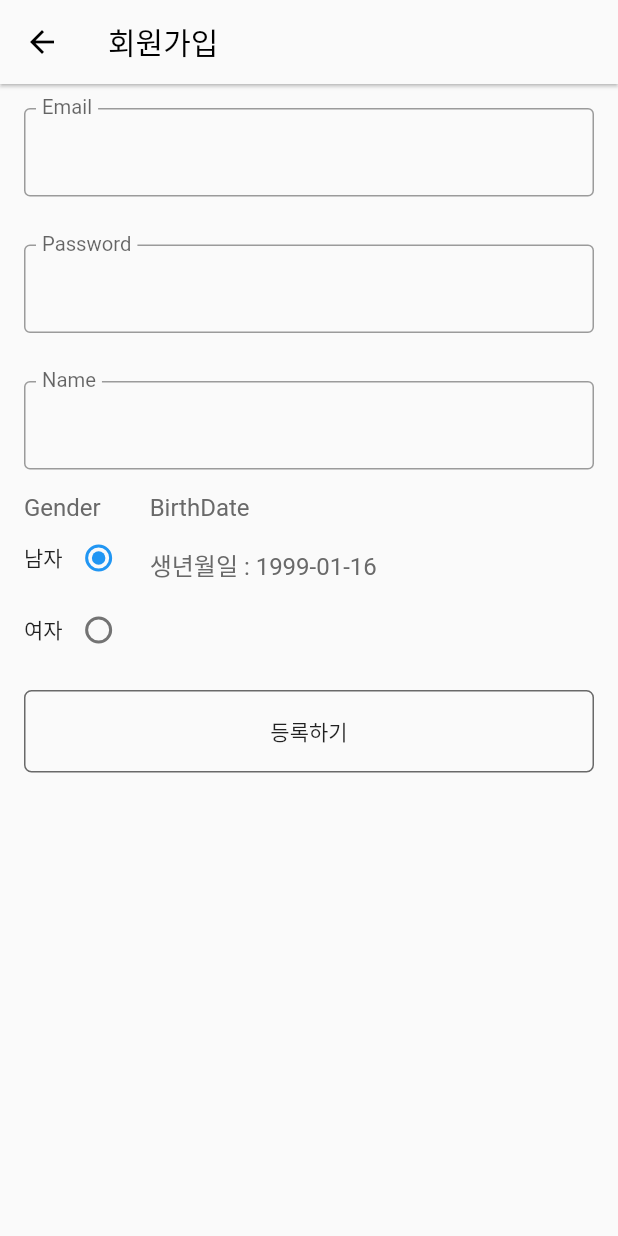
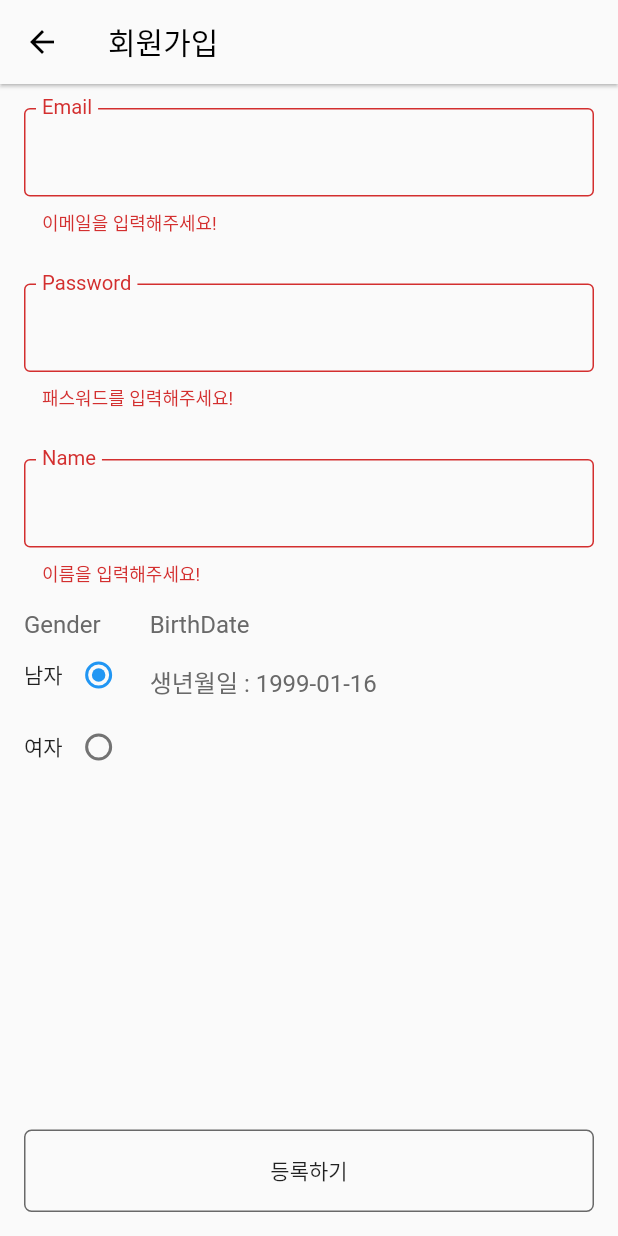
Before and after one commit to yunjunghun0116/DatabaseTP, a Flutter app: the RegisterScreen screen opened directly, after a tap on "등록하기", on a phone screen of 412 x 824 dp. Run offline on Flutter 3.47's test engine with Material 2 defaults, Android fonts, the light colour scheme and no system bars; our stand-ins replace cloud_firestore, file_picker, firebase_core, firebase_storage, flutter_datetime_picker, get and 1 more; accounts and stored records are empty.

Commit message:
register User and value check

```diff
--- a/movie_cnu_mobile/lib/screens/register_screen.dart
+++ b/movie_cnu_mobile/lib/screens/register_screen.dart
@@ -2,6 +2,8 @@ import 'package:flutter/material.dart';
 import 'package:flutter/scheduler.dart';
 import 'package:flutter_datetime_picker/flutter_datetime_picker.dart';
 import 'package:movie_cnu_mobile/constants.dart';
+import 'package:movie_cnu_mobile/controllers/user_controller.dart';
+import 'package:movie_cnu_mobile/screens/main_screen.dart';
 import 'package:movie_cnu_mobile/widgets/custom_text_form_field.dart';
 import 'package:uuid/uuid.dart';
 
@@ -13,18 +15,35 @@ class RegisterScreen extends StatefulWidget {
 }
 
 class _RegisterScreenState extends State<RegisterScreen> {
+  final formKey = GlobalKey<FormState>();
+
   String gender = '남자';
   DateTime birthDate = DateTime.parse('1999-01-16');
-  late String userId;
+  String userId = const Uuid().v4();
+  String email = '';
+  String password = '';
+  String name = '';
 
-  @override
-  void initState() {
-    super.initState();
-    userId = const Uuid().v4();
+  void registerUser() async {
+    if (formKey.currentState!.validate()) {
+      formKey.currentState!.save();
+      Map<String, dynamic> userInfo = {
+        'id': userId,
+        'email': email,
+        'password': password,
+        'name': name,
+        'gender': gender,
+        'birthDate': birthDate.toString(),
+      };
+      final navigator = Navigator.of(context);
+      bool registerSuccess =
+          await UserController.to.registerUser(userId, userInfo);
+      if (registerSuccess) {
+        navigator.pushAndRemoveUntil(MaterialPageRoute(builder: (context) {
+          return const MainScreen();
+        }), (route) => false);
       }
-
-  void registerUser()async{
-
+    }
   }
 
   @override
@@ -36,14 +55,19 @@ class _RegisterScreenState extends State<RegisterScreen> {
         elevation: 1,
         title: const Text('회원가입'),
       ),
-      body: Form(
+      body: SafeArea(
+        child: Form(
+          key: formKey,
           child: Column(
-          crossAxisAlignment: CrossAxisAlignment.start,
+            children: [
+              Expanded(
+                child: ListView(
                   children: [
                     CustomTextFormField(
                       label: 'Email',
-              obsecure: true,
-              onSaved: (value) {},
+                      onSaved: (value) {
+                        email = value;
+                      },
                       inputType: TextInputType.emailAddress,
                       validator: (value) {
                         if (value == null || value.length < 2) return '이메일을 입력해주세요!';
@@ -53,7 +77,10 @@ class _RegisterScreenState extends State<RegisterScreen> {
                     CustomTextFormField(
                       label: 'Password',
                       obsecure: true,
-              onSaved: (value) {},
+                      onSaved: (value) {
+                        password = value;
+                      },
+                      inputType: TextInputType.visiblePassword,
                       validator: (value) {
                         if (value == null || value.length < 2) return '패스워드를 입력해주세요!';
                         return null;
@@ -61,8 +88,9 @@ class _RegisterScreenState extends State<RegisterScreen> {
                     ),
                     CustomTextFormField(
                       label: 'Name',
-              obsecure: true,
-              onSaved: (value) {},
+                      onSaved: (value) {
+                        name = value;
+                      },
                       validator: (value) {
                         if (value == null || value.length < 2) return '이름을 입력해주세요!';
                         return null;
@@ -118,7 +146,6 @@ class _RegisterScreenState extends State<RegisterScreen> {
                           ),
                           const SizedBox(width: 10),
                           Expanded(
-                    child: Container(
                             child: Column(
                               crossAxisAlignment: CrossAxisAlignment.start,
                               children: [
@@ -162,14 +189,17 @@ class _RegisterScreenState extends State<RegisterScreen> {
                               ],
                             ),
                           ),
+                        ],
                       ),
+                    ),
+
                   ],
                 ),
               ),
               Padding(
                 padding: const EdgeInsets.all(16),
                 child: InkWell(
-                onTap: () {},
+                  onTap: () =>registerUser(),
                   child: Container(
                     padding: const EdgeInsets.all(16),
                     alignment: Alignment.center,
@@ -178,13 +208,14 @@ class _RegisterScreenState extends State<RegisterScreen> {
                       border: Border.all(color: kDarkGreyColor),
                       borderRadius: BorderRadius.circular(5),
                     ),
-                  child: Text('등록하기'),
+                    child: const Text('등록하기'),
                   ),
                 ),
               ),
             ],
           ),
         ),
+      ),
     );
   }
 }
```
Also changed, not shown: movie_cnu_mobile/lib/controllers/user_controller.dart (+14 -1 lines), movie_cnu_mobile/lib/screens/main_screen.dart (added, +19 -0 lines), movie_cnu_mobile/lib/services/firebase_services.dart (+9 -0 lines). Lines whose indentation alone changed are shown as unchanged.
